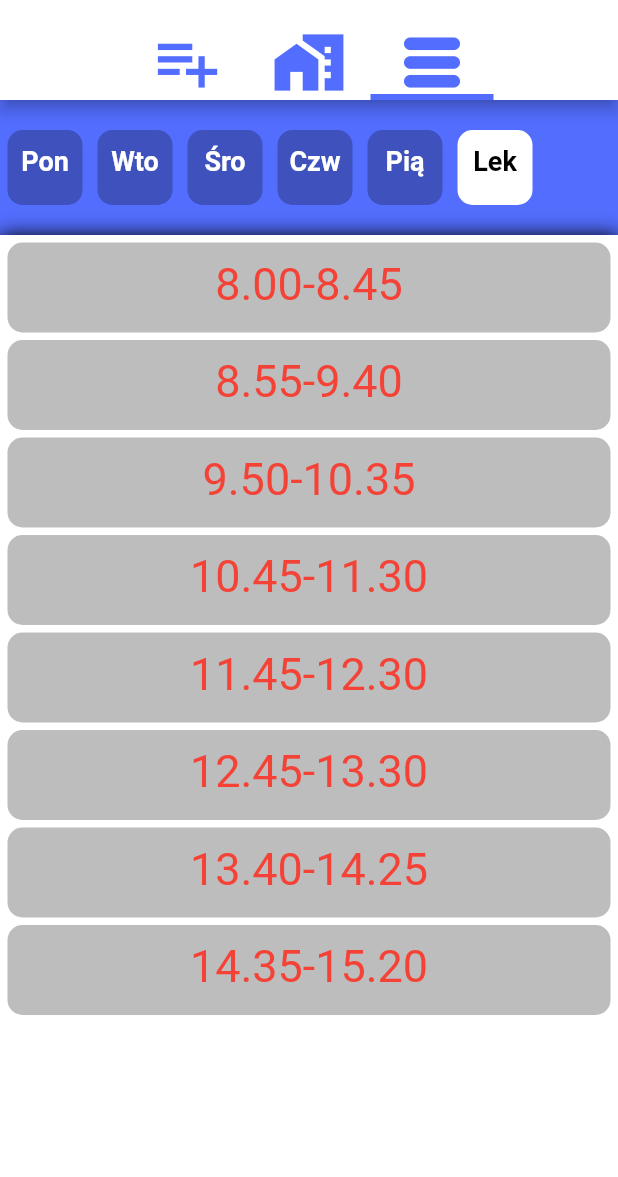
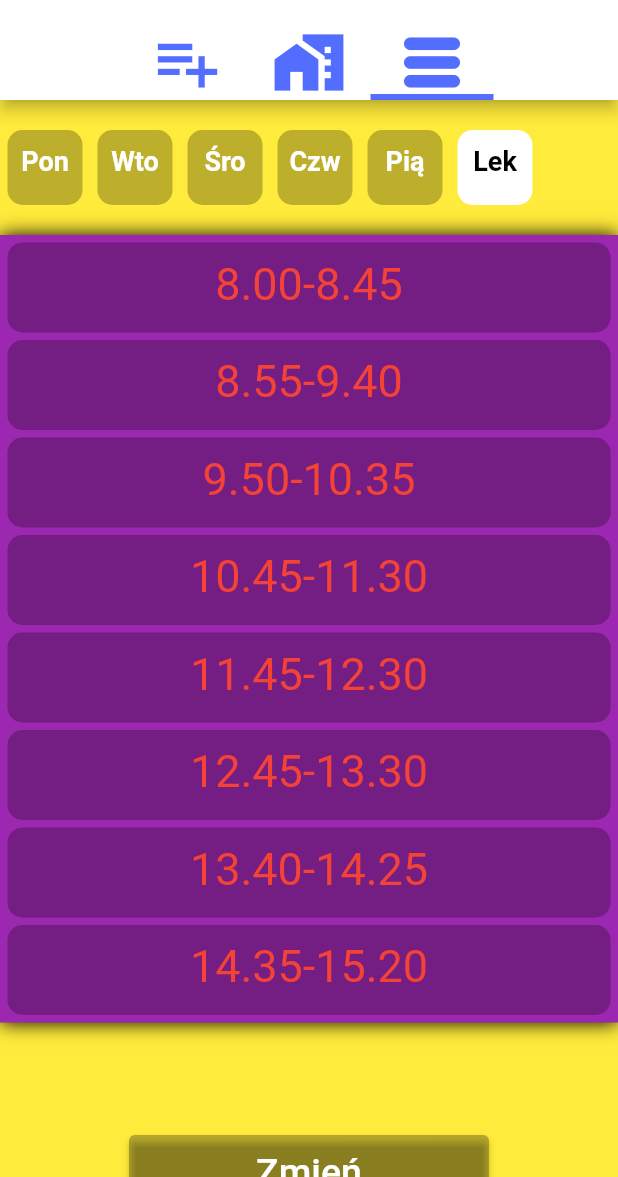
Before and after one commit to LukasStycz/homeWork, a Flutter app: the screen it shows after launch, tab 3 chosen, on a phone screen of 412 x 824 dp, the part 59-1236 px from its top. Run offline on Flutter 3.47's test engine with Material 2 defaults, Android fonts, the phone set to English and light mode, and no system bars; our stand-ins replace flutter_bloc, shared_preferences.

Commit message:
lessonplan cubit change plann button add

```diff
--- a/lib/home_page.dart
+++ b/lib/home_page.dart
@@ -16,7 +16,7 @@ class HomePage extends StatelessWidget {
     return DefaultTabController(
       length: _tabSize,
       child: Scaffold(
-        backgroundColor: Colors.indigoAccent,
+        backgroundColor: Colors.yellow,
         appBar: AppBar(
           foregroundColor: Colors.indigoAccent,
           backgroundColor: Colors.white,
@@ -120,6 +120,7 @@ class _Pages extends StatelessWidget {
                 return LessonPlanLayout(
                   currentDayPlan: state.currentDayPlan,
                   cardColorList: state.cardColorList,
+                  gestureDetectorIndex: state.gestureDetectorIndex,
                 );
               } else {
                 return const CircularProgressIndicator();
@@ -141,7 +142,7 @@ class HomeWorkListLayout extends StatelessWidget {
   Widget build(BuildContext context) {
     return Container(
       decoration: const BoxDecoration(
-        color: Colors.indigoAccent,
+        color: Colors.green,
       ),
       child: ListView.builder(
           itemBuilder: (BuildContext context, int index) {
@@ -172,7 +173,10 @@ class HomeWorkListLayout extends StatelessWidget {
 
 class LessonPlanLayout extends StatelessWidget {
   LessonPlanLayout(
-      {required this.currentDayPlan, required this.cardColorList, Key? key})
+      {required this.currentDayPlan,
+      required this.cardColorList,
+      required this.gestureDetectorIndex,
+      Key? key})
       : super(key: key);
   final List<String> lessonPlanDaysAndHours = [
     "Pon",
@@ -184,7 +188,7 @@ class LessonPlanLayout extends StatelessWidget {
   ];
   final List<String> currentDayPlan;
   final List<List<Color>> cardColorList;
-
+  final int gestureDetectorIndex;
   @override
   Widget build(BuildContext context) {
     return Column(
@@ -201,25 +205,7 @@ class LessonPlanLayout extends StatelessWidget {
             itemBuilder: (BuildContext context, int index) {
               return GestureDetector(
                 onTap: () {
-                  if (index == 1) {
-                    context.read<LessonPlanCubit>().loadTuesday();
-                    print('dzień$index');
-                  } else if (index == 2) {
-                    context.read<LessonPlanCubit>().loadWendesday();
-                    print('dzień$index');
-                  } else if (index == 3) {
-                    context.read<LessonPlanCubit>().loadThursday();
-                    print('dzień$index');
-                  } else if (index == 4) {
-                    context.read<LessonPlanCubit>().loadFriday();
-                    print('dzień$index');
-                  } else if (index == 5) {
-                    context.read<LessonPlanCubit>().loadHours();
-                    print('dzień$index');
-                  } else {
-                    context.read<LessonPlanCubit>().loadMonday();
-                    print('dzień$index');
-                  }
+                  context.read<LessonPlanCubit>().changePlanLayout(index);
                 },
                 child: Container(
                   margin: const EdgeInsets.only(left: 5, right: 5),
@@ -251,11 +237,11 @@ class LessonPlanLayout extends StatelessWidget {
         const SizedBox(
           height: 20,
         ),
-        Expanded(
-          child: Container(
+        Container(
           width: double.infinity,
+          height: 525,
           decoration: const BoxDecoration(
-                color: Colors.white, boxShadow: [BoxShadow(blurRadius: 10.0)]),
+              color: Colors.purple, boxShadow: [BoxShadow(blurRadius: 10.0)]),
           child: ListView.builder(
               itemBuilder: (BuildContext context, int index) {
                 return Container(
@@ -272,8 +258,7 @@ class LessonPlanLayout extends StatelessWidget {
                       ),
                       Text(
                         currentDayPlan.elementAt(index),
-                          style:
-                              const TextStyle(fontSize: 30, color: Colors.red),
+                        style: const TextStyle(fontSize: 30, color: Colors.red),
                       ),
                     ],
                   ),
@@ -281,6 +266,19 @@ class LessonPlanLayout extends StatelessWidget {
               },
               itemCount: currentDayPlan.length),
         ),
+        const SizedBox(
+          height: 75,
+        ),
+        ElevatedButton(
+          style: ElevatedButton.styleFrom(
+              fixedSize: const Size(240, 50), primary: Colors.black26),
+          onPressed: () {
+            print(gestureDetectorIndex);
+          },
+          child: const Text(
+            'Zmień',
+            style: TextStyle(fontSize: 25),
+          ),
         ),
       ],
     );
--- a/lib/lesson_plan-cubit/lessonplan_state.dart
+++ b/lib/lesson_plan-cubit/lessonplan_state.dart
@@ -10,21 +10,26 @@ class LessonPlanInitial extends LessonPlanState {
 }
 
 class LessonPlan extends LessonPlanState {
+  final int gestureDetectorIndex;
   final List<List<Color>> cardColorList;
   final List<String> currentDayPlan;
 
 
   const LessonPlan(
-       this.cardColorList,this.currentDayPlan );
+       this.cardColorList,this.currentDayPlan,this.gestureDetectorIndex );
 
   @override
   bool operator ==(Object other) =>
       identical(this, other) ||
       other is LessonPlan &&
           runtimeType == other.runtimeType &&
+          gestureDetectorIndex == other.gestureDetectorIndex &&
           cardColorList == other.cardColorList &&
           currentDayPlan == other.currentDayPlan;
 
   @override
-  int get hashCode => cardColorList.hashCode ^ currentDayPlan.hashCode;
+  int get hashCode =>
+      gestureDetectorIndex.hashCode ^
+      cardColorList.hashCode ^
+      currentDayPlan.hashCode;
 }
```
Also changed, not shown: lib/lesson_plan-cubit/lessonplan_cubit.dart (+47 -14 lines). Lines whose indentation alone changed are shown as unchanged.
